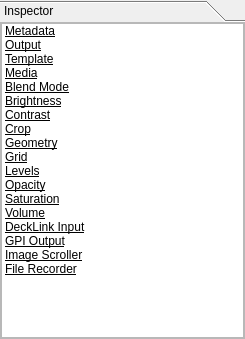
This is trunk/Widgets/Inspector/InspectorWidget.ui in cambell-prince/casparcg-client as Qt 5 draws it before an edit. The edited form follows.
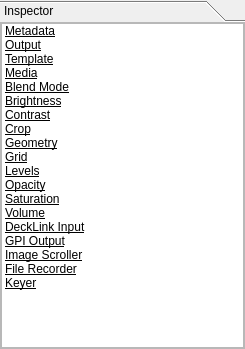
This is the edited form.

Commit message: - FIX: Defer on mixer keyer is missing. - FIX: The parameters SEEK and LENGTH is sent regardless of whether it is set or not. - NEW: Added support for CasparCG PRINT command. - NEW: Added a separator item.

```diff
--- a/trunk/Widgets/Inspector/InspectorWidget.ui
+++ b/trunk/Widgets/Inspector/InspectorWidget.ui
@@ -7,7 +7,7 @@
     <x>0</x>
     <y>0</y>
     <width>245</width>
-    <height>339</height>
+    <height>349</height>
    </rect>
   </property>
   <property name="styleSheet">
@@ -37,7 +37,7 @@
         <x>0</x>
         <y>0</y>
         <width>245</width>
-        <height>318</height>
+        <height>328</height>
        </rect>
       </property>
       <property name="sizePolicy">
@@ -73,7 +73,7 @@
             <x>0</x>
             <y>0</y>
             <width>243</width>
-            <height>316</height>
+            <height>326</height>
            </rect>
           </property>
           <layout class="QVBoxLayout" name="verticalLayout">
@@ -510,6 +510,28 @@
                </brush>
               </property>
              </item>
+             <item>
+              <property name="text">
+               <string>Keyer</string>
+              </property>
+              <property name="font">
+               <font>
+                <underline>true</underline>
+               </font>
+              </property>
+              <property name="textAlignment">
+               <set>AlignHCenter|AlignVCenter|AlignCenter</set>
+              </property>
+              <property name="foreground">
+               <brush brushstyle="NoBrush">
+                <color alpha="255">
+                 <red>255</red>
+                 <green>255</green>
+                 <blue>255</blue>
+                </color>
+               </brush>
+              </property>
+             </item>
             </widget>
            </item>
           </layout>
```
The commit also changes 30 other files.
